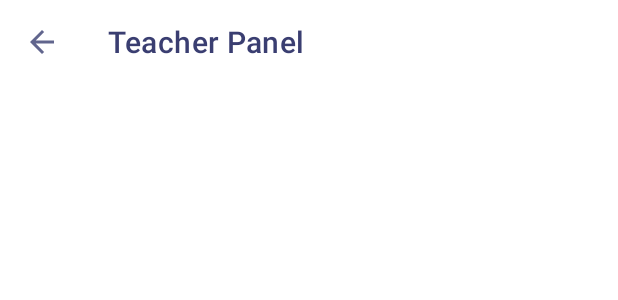
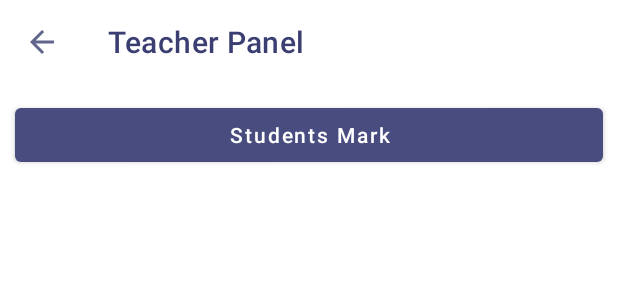
Before and after one commit to Sabikrahat/Demo_Online_School, an Android app: the layout activity_teacher.xml on its own in the app's theme, with its tools: preview values and no code run, on a phone screen of 412 x 824 dp. Shown: the top 300 px of the screen. Run offline under Robolectric (Android 15) with nearby library versions, the phone set to English and light mode, and no system bars.

Commit message:
initial commit

```diff
--- a/app/src/main/res/layout/activity_teacher.xml
+++ b/app/src/main/res/layout/activity_teacher.xml
@@ -24,6 +24,15 @@
             app:title="Teacher Panel"
             app:titleTextColor="@color/comb_1" />
 
+        <Button
+            android:id="@+id/adminPanelAddAdminID"
+            android:layout_width="match_parent"
+            android:layout_height="wrap_content"
+            android:layout_below="@id/toolbar"
+            android:layout_margin="10dp"
+            android:text="Students Mark"
+            android:textAllCaps="false" />
+
     </RelativeLayout>
 
 </ScrollView>
```
